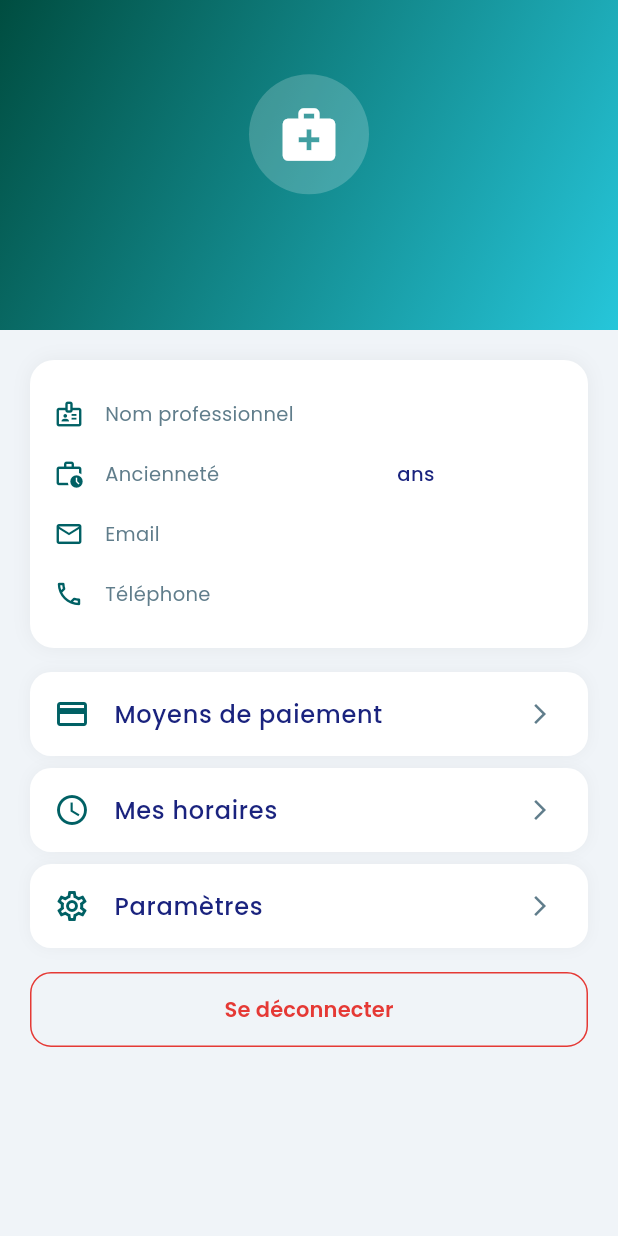
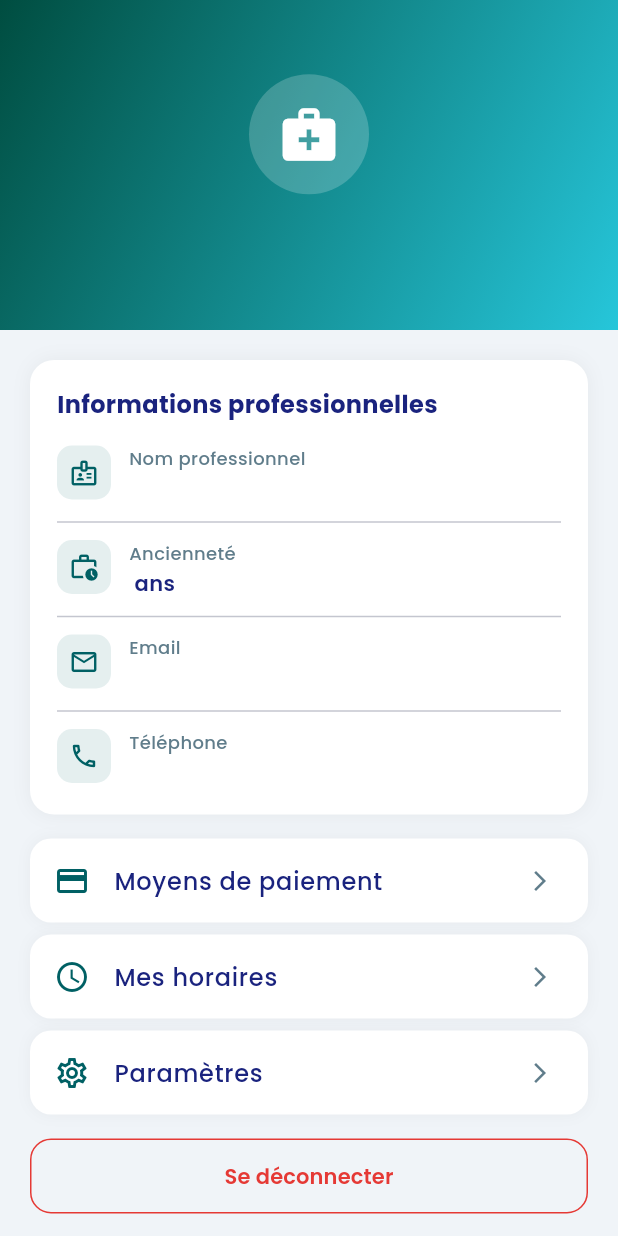
Before and after one commit to bekr-dev/mediconnect-app, a Flutter app: the DoctorAccountScreen screen opened directly, on a phone screen of 412 x 824 dp. Run offline on Flutter 3.47's test engine with Material 3 defaults, Android fonts, the phone set to English and light mode, and no system bars; our stand-ins replace cloud_firestore, firebase_auth, firebase_core, flutter_map, geolocator, google_fonts and 3 more; accounts and stored records are empty; network calls fail.

Commit message:
Update doctor_account_screen.dart

```diff
--- a/lib/screens/doctor/doctor_account_screen.dart
+++ b/lib/screens/doctor/doctor_account_screen.dart
@@ -74,19 +74,33 @@ class DoctorAccountScreen extends StatelessWidget {
             child: Column(children: [
 // ── Infos ──
 Container(
-                padding: const EdgeInsets.all(16),
+  padding: const EdgeInsets.all(18),
   decoration: BoxDecoration(
       color: Colors.white,
       borderRadius: BorderRadius.circular(16),
       boxShadow: [BoxShadow(color: Colors.black.withOpacity(0.05), blurRadius: 10)]),
-                child: Column(children: [
+  child: Column(
+    crossAxisAlignment: CrossAxisAlignment.start,
+    children: [
+      Text('Informations professionnelles',
+          style: GoogleFonts.poppins(
+              fontSize: 16,
+              fontWeight: FontWeight.w700,
+              color: AppColors.textDark)),
+      const SizedBox(height: 16),
       _InfoRow(Icons.badge_outlined, 'Nom professionnel', nomAffiche),
-                  if (specialite.isNotEmpty)
+      const Divider(height: 24),
+      if (specialite.isNotEmpty) ...[
         _InfoRow(Icons.local_hospital_outlined, 'Spécialité', specialite),
+        const Divider(height: 24),
+      ],
       _InfoRow(Icons.work_history_outlined, 'Ancienneté', anciennete),
+      const Divider(height: 24),
       _InfoRow(Icons.email_outlined, 'Email', email),
+      const Divider(height: 24),
       _InfoRow(Icons.phone_outlined, 'Téléphone', tel),
-                ]),
+    ],
+  ),
 ),
               const SizedBox(height: 16),
               _MenuItem(icon: Icons.payment_outlined, label: 'Moyens de paiement', onTap: () {}),
@@ -118,26 +132,46 @@ class _InfoRow extends StatelessWidget {
   final IconData icon;
   final String label, value;
   const _InfoRow(this.icon, this.label, this.value);
+
   @override
   Widget build(BuildContext context) {
-    return Padding(
-      padding: const EdgeInsets.symmetric(vertical: 10),
-      child: Row(children: [
-        Icon(icon, color: const Color(0xFF006064), size: 20),
-        const SizedBox(width: 14),
-        Text(label, style: GoogleFonts.poppins(color: AppColors.textGrey, fontSize: 13)),
-        const Spacer(),
-        Flexible(
-          child: Text(value,
+    return Row(
+      crossAxisAlignment: CrossAxisAlignment.start,
+      children: [
+        Container(
+          width: 36,
+          height: 36,
+          decoration: BoxDecoration(
+            color: const Color(0xFF006064).withOpacity(0.1),
+            borderRadius: BorderRadius.circular(10),
+          ),
+          child: Icon(icon, color: const Color(0xFF006064), size: 20),
+        ),
+        const SizedBox(width: 12),
+        Expanded(
+          child: Column(
+            crossAxisAlignment: CrossAxisAlignment.start,
+            children: [
+              Text(label,
                   style: GoogleFonts.poppins(
-                  color: AppColors.textDark, fontWeight: FontWeight.w500, fontSize: 13),
+                      color: AppColors.textGrey,
+                      fontSize: 12,
+                      fontWeight: FontWeight.w500)),
+              const SizedBox(height: 2),
+              Text(value,
+                  style: GoogleFonts.poppins(
+                      color: AppColors.textDark,
+                      fontWeight: FontWeight.w600,
+                      fontSize: 14),
+                  maxLines: 2,
                   overflow: TextOverflow.ellipsis),
+            ],
           ),
-      ]),
+        ),
+      ],
     );
   }
 }
-
 class _MenuItem extends StatelessWidget {
   final IconData icon;
   final String label;
```
Lines whose indentation alone changed are shown as unchanged.
